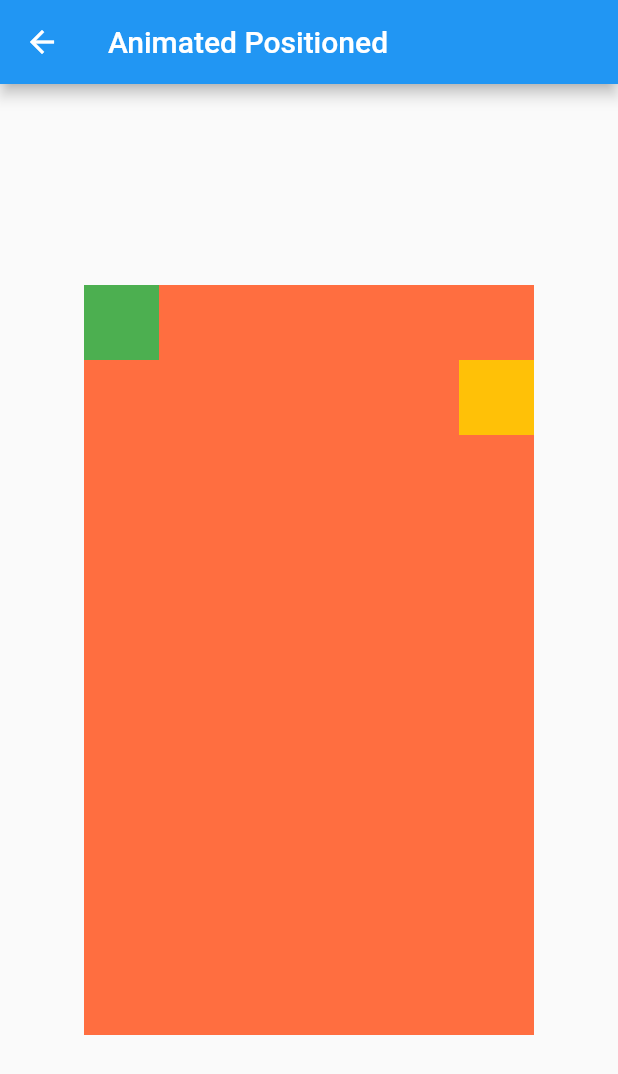
After one commit to triagung128/flutter-learn-basic, a Flutter app: the MateriAnimatedPositioned screen opened directly, on a phone screen of 412 x 824 dp. The commit adds this screen. Shown: the top 1074 px of the screen. Run offline on Flutter 3.47's test engine with Material 2 defaults, Android fonts, the phone set to English and light mode, and no system bars; our stand-ins replace avatar_glow, convex_bottom_bar, dropdown_search, faker, get, introduction_screen and 1 more.

Commit message:
belajar animation

```diff
--- /dev/null
+++ b/lib/belajar_animation/materi_animated_positioned.dart
@@ -0,0 +1,60 @@
+import 'package:flutter/material.dart';
+
+class MateriAnimatedPositioned extends StatefulWidget {
+  const MateriAnimatedPositioned({Key? key}) : super(key: key);
+
+  @override
+  State<MateriAnimatedPositioned> createState() =>
+      _MateriAnimatedPositionedState();
+}
+
+class _MateriAnimatedPositionedState extends State<MateriAnimatedPositioned> {
+  bool _selected = false;
+
+  @override
+  Widget build(BuildContext context) {
+    return Scaffold(
+      appBar: AppBar(
+        title: const Text("Animated Positioned"),
+      ),
+      body: Center(
+        child: GestureDetector(
+          onTap: () {
+            setState(() {
+              _selected = !_selected;
+            });
+          },
+          child: Container(
+            height: 500,
+            width: 300,
+            color: Colors.deepOrangeAccent,
+            child: Stack(
+              children: [
+                AnimatedPositioned(
+                  duration: const Duration(seconds: 2),
+                  top: 0,
+                  left: (_selected == false) ? 0 : 250,
+                  child: Container(
+                    height: 50,
+                    width: 50,
+                    color: Colors.green,
+                  ),
+                ),
+                AnimatedPositioned(
+                  duration: const Duration(seconds: 2),
+                  top: 50,
+                  right: (_selected == false) ? 0 : 250,
+                  child: Container(
+                    height: 50,
+                    width: 50,
+                    color: Colors.amber,
+                  ),
+                ),
+              ],
+            ),
+          ),
+        ),
+      ),
+    );
+  }
+}
--- a/lib/main.dart
+++ b/lib/main.dart
@@ -1,5 +1,5 @@
 import 'package:flutter/material.dart';
-import './belajar_responsive_ui/materi_constrained_box.dart';
+import './belajar_animation/materi_fade_transition/materi_fade_transition.dart';
 
 void main() => runApp(const MyApp());
 
@@ -8,9 +8,9 @@ class MyApp extends StatelessWidget {
 
   @override
   Widget build(BuildContext context) {
-    return const MaterialApp(
+    return MaterialApp(
       debugShowCheckedModeBanner: false,
-      home: MateriConstrainedBox(),
+      home: MateriFadeTransition(),
     );
   }
 }
```
Also changed, not shown: lib/belajar_animation/materi_animated_align.dart (added, +41 -0 lines), lib/belajar_animation/materi_animated_builder_dan_widget/animated_controller.dart (added, +10 -0 lines), lib/belajar_animation/materi_animated_builder_dan_widget/materi_animated_builder.dart (added, +48 -0 lines), lib/belajar_animation/materi_animated_builder_dan_widget/materi_animated_widget.dart (added, +49 -0 lines), lib/belajar_animation/materi_animated_container.dart (added, +38 -0 lines), lib/belajar_animation/materi_animated_cross_fade.dart (added, +45 -0 lines), lib/belajar_animation/materi_animated_opacity.dart (added, +39 -0 lines), lib/belajar_animation/materi_box_transition/box_transition_controller.dart (added, +10 -0 lines), lib/belajar_animation/materi_box_transition/materi_box_transition.dart (added, +37 -0 lines), lib/belajar_animation/materi_fade_transition/fade_transition_controller.dart (added, +10 -0 lines), lib/belajar_animation/materi_fade_transition/materi_fade_transition.dart (added, +33 -0 lines).
